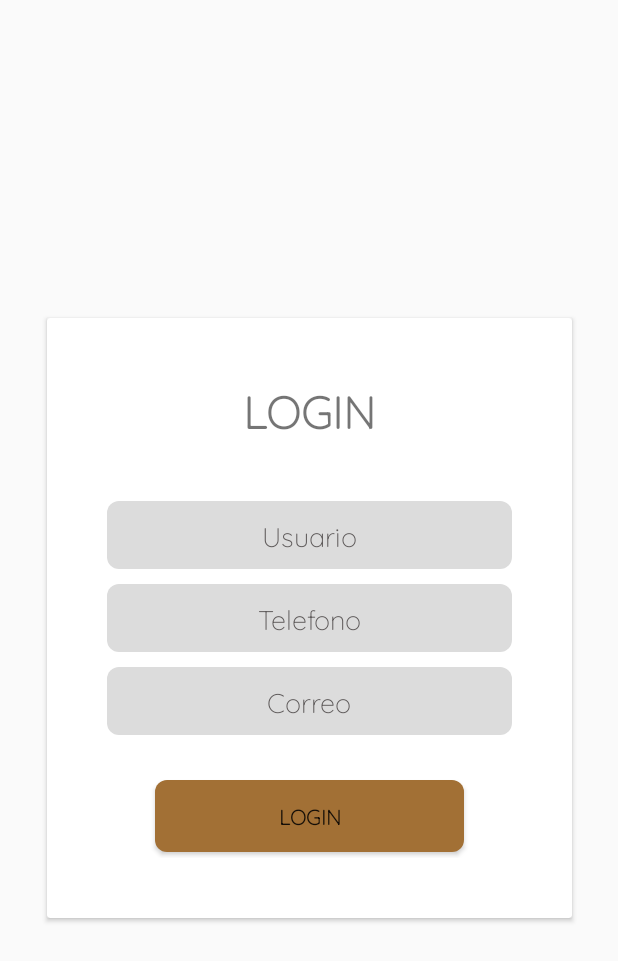
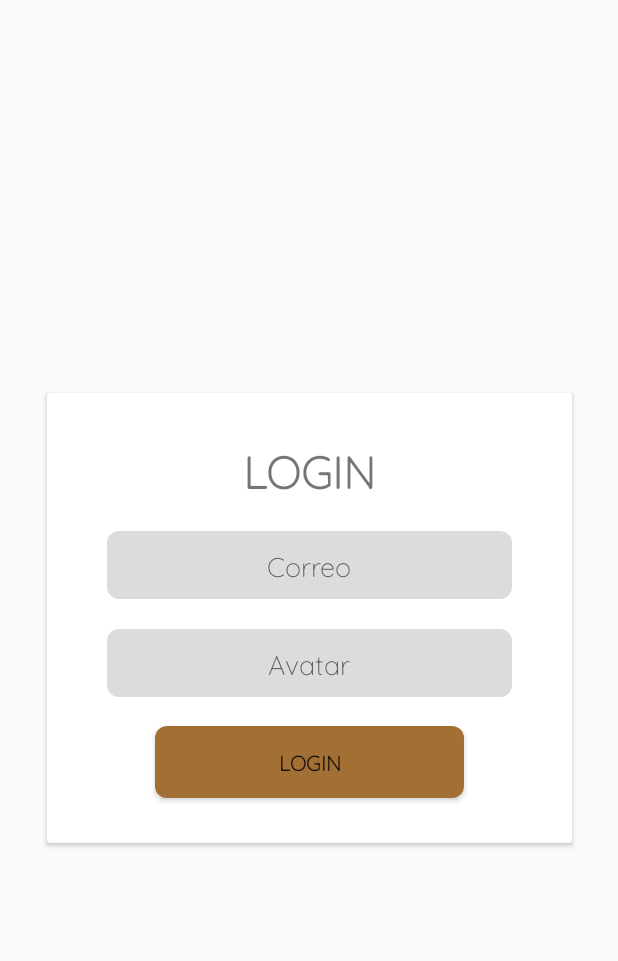
Before and after one commit to faqpauro/parcialTP3, an Android app: the LoginActivity screen opened directly, with no data from a screen before it, on a phone screen of 412 x 824 dp. Shown: the top 961 px of the screen. Run offline under Robolectric (Android 15) with nearby library versions, the phone set to English and light mode, and no system bars.

Commit message:
-ARREGLO DARKMODE (SharedViewModel) -FORM REGISTRO -FORM LOGIN -CONECCION DE FORM CON BASE DE DATOS (25%)

```diff
--- a/app/src/main/AndroidManifest.xml
+++ b/app/src/main/AndroidManifest.xml
@@ -14,6 +14,10 @@
         android:supportsRtl="true"
         android:theme="@style/Theme.ParcialTP3"
         tools:targetApi="31">
+        <activity
+            android:name=".activities.RegisterActivity"
+            android:exported="false">
+        </activity>
         <activity
             android:name=".activities.LoginActivity"
             android:exported="false" />
--- a/app/src/main/java/com/example/parcialtp3/activities/LoginActivity.kt
+++ b/app/src/main/java/com/example/parcialtp3/activities/LoginActivity.kt
@@ -3,11 +3,22 @@ package com.example.parcialtp3.activities
 
 import androidx.appcompat.app.AppCompatActivity
 import android.os.Bundle
+import androidx.activity.viewModels
+import androidx.appcompat.app.AppCompatDelegate
 import com.example.parcialtp3.R
+import com.example.parcialtp3.viewmodels.SharedViewModel
 
 class LoginActivity : AppCompatActivity() {
+    private val sharedViewModel: SharedViewModel by viewModels()
     override fun onCreate(savedInstanceState: Bundle?) {
         super.onCreate(savedInstanceState)
         setContentView(R.layout.activity_login)
+
+        val isDarkMode = sharedViewModel.getDarkModeState(this)
+        if (isDarkMode) {
+            AppCompatDelegate.setDefaultNightMode(AppCompatDelegate.MODE_NIGHT_YES)
+        } else {
+            AppCompatDelegate.setDefaultNightMode(AppCompatDelegate.MODE_NIGHT_NO)
+        }
     }
 }
--- a/app/src/main/java/com/example/parcialtp3/database/userDao.kt
+++ b/app/src/main/java/com/example/parcialtp3/database/userDao.kt
@@ -1,6 +1,8 @@
 package com.example.parcialtp3.database
 
 import androidx.room.Dao
+import androidx.room.Insert
+import androidx.room.OnConflictStrategy
 import androidx.room.Query
 import com.example.parcialtp3.entities.User
 
@@ -16,4 +18,6 @@ interface userDao {
     @Query("UPDATE user SET dark_mode_selection = :newValue WHERE id = :id")
     fun updateUserDarkModeSelection(newValue: Boolean, id: Int)
 
+    @Insert(onConflict = OnConflictStrategy.REPLACE)
+    fun insertUser(user: User)
 }
--- a/app/src/main/java/com/example/parcialtp3/entities/User.kt
+++ b/app/src/main/java/com/example/parcialtp3/entities/User.kt
@@ -11,6 +11,6 @@ data class User(
     @ColumnInfo(name = "username") val username: String,
     @ColumnInfo(name = "password") val password: String,
     @ColumnInfo(name = "email") val email : String,
-    @ColumnInfo(name = "avatar_url") val avatar_url : String,
+    @ColumnInfo(name = "avatar_url") val avatar_url : String?,
     @ColumnInfo(name = "dark_mode_selection") val darkModeSelection : Boolean
 )
--- /dev/null
+++ b/app/src/main/java/com/example/parcialtp3/viewmodels/SharedViewModel.kt
@@ -0,0 +1,23 @@
+package com.example.parcialtp3.viewmodels
+
+import android.content.Context
+import androidx.lifecycle.LiveData
+import androidx.lifecycle.MutableLiveData
+import androidx.lifecycle.ViewModel
+
+class SharedViewModel : ViewModel() {
+    private val _darkMode = MutableLiveData<Boolean>()
+    val darkMode: LiveData<Boolean> = _darkMode
+
+    fun saveDarkModeState(context: Context, isDarkMode: Boolean) {
+        val sharedPreferences = context.getSharedPreferences("MyAppPrefs", Context.MODE_PRIVATE)
+        val editor = sharedPreferences.edit()
+        editor.putBoolean("darkMode", isDarkMode)
+        editor.apply()
+    }
+
+    fun getDarkModeState(context: Context): Boolean {
+        val sharedPreferences = context.getSharedPreferences("MyAppPrefs", Context.MODE_PRIVATE)
+        return sharedPreferences.getBoolean("darkMode", false)
+    }
+}
--- a/app/src/main/res/layout/activity_login.xml
+++ b/app/src/main/res/layout/activity_login.xml
@@ -10,7 +10,7 @@
     <androidx.cardview.widget.CardView
         android:id="@+id/card"
         android:layout_width="350dp"
-        android:layout_height="400dp"
+        android:layout_height="300dp"
         app:layout_constraintBottom_toBottomOf="parent"
         app:layout_constraintEnd_toEndOf="parent"
         app:layout_constraintStart_toStartOf="parent"
@@ -18,58 +18,30 @@
 
         <androidx.constraintlayout.widget.ConstraintLayout
             android:layout_width="match_parent"
-            android:padding="40dp"
-            android:layout_height="match_parent">
+            android:layout_height="match_parent"
+            android:paddingLeft="40dp"
+            android:paddingTop="10dp"
+            android:paddingRight="40dp"
+            android:paddingBottom="10dp">
+
             <TextView
                 android:id="@+id/textView"
                 android:layout_width="wrap_content"
                 android:layout_height="wrap_content"
+                android:layout_marginTop="20dp"
                 android:layout_marginBottom="40dp"
                 android:fontFamily="@font/quicksand"
                 android:text="LOGIN"
                 android:textSize="30dp"
                 android:textStyle="bold"
-                app:layout_constraintBottom_toTopOf="@+id/card"
-                app:layout_constraintEnd_toEndOf="parent"
-                app:layout_constraintStart_toStartOf="parent" />
-
-            <EditText
-                android:id="@+id/usuarioLogin"
-                android:layout_width="match_parent"
-                android:layout_height="45dp"
-                android:background="@drawable/radius"
-                android:backgroundTint="#DCDCDC"
-                android:fontFamily="@font/quicksand"
-                android:hint="@string/usuario"
-                android:importantForAutofill="no"
-                android:inputType="textEmailAddress"
-                android:textAlignment="center"
-                android:layout_marginBottom="10dp"
-                android:textColorHint="@color/black"
-                app:layout_constraintBottom_toTopOf="@+id/telefonoLogin"
-                app:layout_constraintEnd_toEndOf="parent"
-                app:layout_constraintHorizontal_bias="0.0"
-                app:layout_constraintStart_toStartOf="parent" />
-
-            <EditText
-                android:id="@+id/telefonoLogin"
-                android:layout_width="match_parent"
-                android:layout_height="45dp"
-                android:background="@drawable/radius"
-                android:backgroundTint="#DCDCDC"
-                android:fontFamily="@font/quicksand"
-                android:hint="Telefono"
-                android:importantForAutofill="no"
-                android:inputType="textPassword"
-                android:textAlignment="center"
-                android:textColorHint="@color/black"
-                app:layout_constraintBottom_toBottomOf="parent"
                 app:layout_constraintEnd_toEndOf="parent"
                 app:layout_constraintStart_toStartOf="parent"
                 app:layout_constraintTop_toTopOf="parent" />
 
+
+
             <EditText
-                android:id="@+id/correoLogin"
+                android:id="@+id/usuarioLogin"
                 android:layout_width="match_parent"
                 android:layout_height="45dp"
                 android:background="@drawable/radius"
@@ -79,27 +51,43 @@
                 android:importantForAutofill="no"
                 android:inputType="textPassword"
                 android:textAlignment="center"
-                android:layout_marginTop="10dp"
                 android:textColorHint="@color/black"
-                app:layout_constraintBottom_toBottomOf="parent"
                 app:layout_constraintEnd_toEndOf="parent"
                 app:layout_constraintStart_toStartOf="parent"
-                app:layout_constraintTop_toBottomOf="@+id/telefonoLogin"
-                app:layout_constraintVertical_bias="0.0" />
+                android:layout_marginTop="20dp"
+                app:layout_constraintTop_toBottomOf="@+id/textView" />
+
+            <EditText
+                android:id="@+id/contraseñaLogin"
+                android:layout_width="match_parent"
+                android:layout_height="45dp"
+                android:background="@drawable/radius"
+                android:backgroundTint="#DCDCDC"
+                android:fontFamily="@font/quicksand"
+                android:hint="Avatar"
+                android:importantForAutofill="no"
+                android:inputType="textPassword"
+                android:textAlignment="center"
+                android:textColorHint="@color/black"
+                app:layout_constraintEnd_toEndOf="parent"
+                app:layout_constraintStart_toStartOf="parent"
+                android:layout_marginTop="20dp"
+                app:layout_constraintTop_toBottomOf="@+id/usuarioLogin" />
+
 
             <Button
                 android:id="@+id/loginButton"
                 android:layout_width="206dp"
                 android:layout_height="48dp"
-                android:layout_marginTop="30dp"
+                android:layout_marginBottom="20dp"
+                android:background="@drawable/radius_button"
                 android:fontFamily="@font/quicksand"
-                android:background="@drawable/radius_button"
                 android:text="Login"
+                android:layout_marginTop="20dp"
+                android:textStyle="bold"
+                app:layout_constraintBottom_toBottomOf="parent"
                 app:layout_constraintEnd_toEndOf="parent"
-                android:textStyle="bold"
-                app:layout_constraintHorizontal_bias="0.5"
-                app:layout_constraintStart_toStartOf="parent"
-                app:layout_constraintTop_toBottomOf="@+id/correoLogin" />
+                app:layout_constraintStart_toStartOf="parent" />
 
 
         </androidx.constraintlayout.widget.ConstraintLayout>
```
Also changed, not shown: app/src/main/java/com/example/parcialtp3/activities/ConfiguracionActivity.kt (+31 -6 lines), app/src/main/java/com/example/parcialtp3/activities/MainActivity.kt (+10 -0 lines), app/src/main/java/com/example/parcialtp3/activities/MainActivity2.kt (+13 -0 lines), app/src/main/java/com/example/parcialtp3/activities/PerfilActivity.kt (+12 -0 lines), app/src/main/java/com/example/parcialtp3/activities/RegisterActivity.kt (added, +80 -0 lines), app/src/main/res/layout/activity_register.xml (added, +168 -0 lines).
